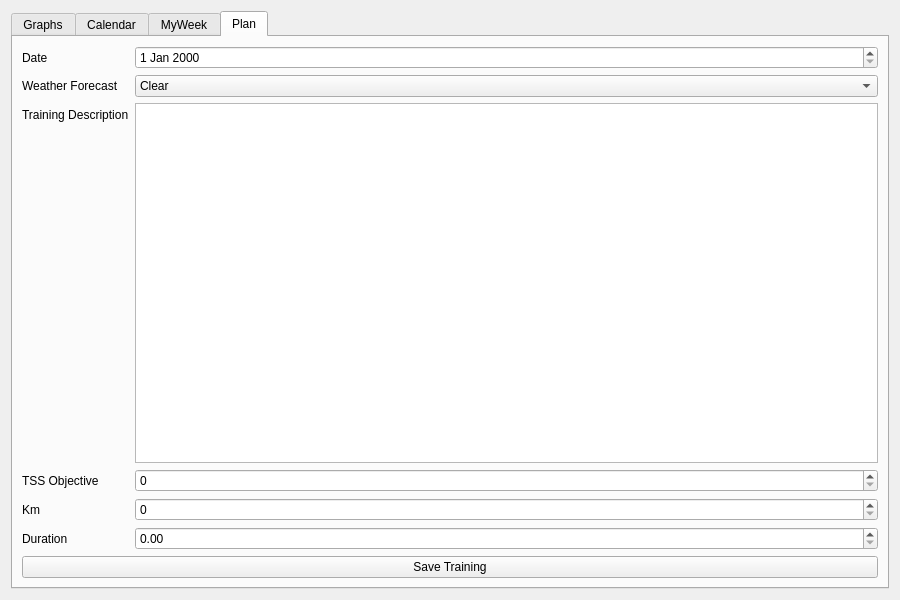
First picture: the form in themewidget.ui, repository pisgah-fogel/OpenCyclingTraining, before the edit.
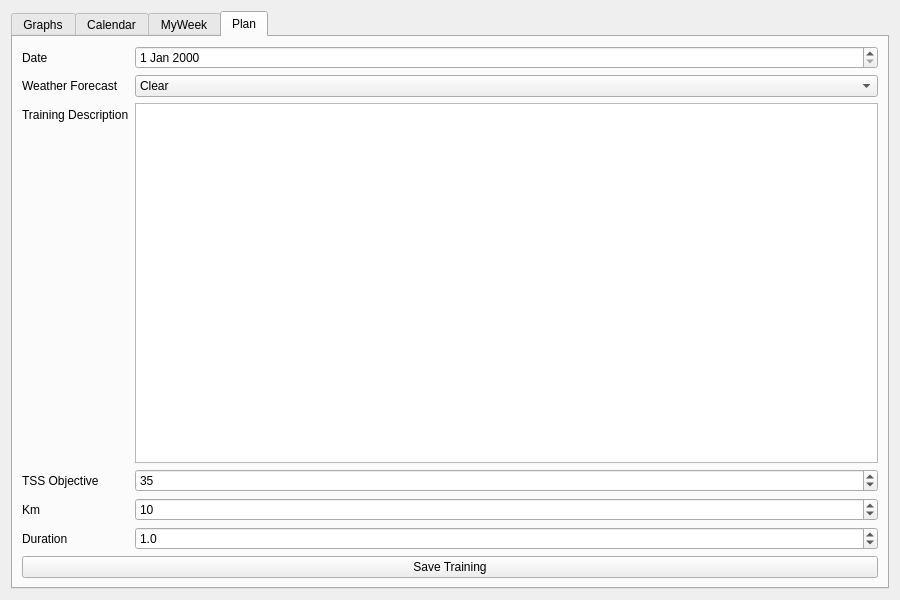
Second picture: the form after the edit. The open tabs and pages were chosen to show the change.

Patch:
```diff
--- a/themewidget.ui
+++ b/themewidget.ui
@@ -556,7 +556,17 @@
           </widget>
          </item>
          <item row="3" column="1">
-          <widget class="QSpinBox" name="spinBox"/>
+          <widget class="QSpinBox" name="spinBox">
+           <property name="maximum">
+            <number>1000</number>
+           </property>
+           <property name="singleStep">
+            <number>10</number>
+           </property>
+           <property name="value">
+            <number>35</number>
+           </property>
+          </widget>
          </item>
          <item row="4" column="0">
           <widget class="QLabel" name="label_27">
@@ -566,7 +576,17 @@
           </widget>
          </item>
          <item row="4" column="1">
-          <widget class="QSpinBox" name="spinBox_2"/>
+          <widget class="QSpinBox" name="spinBox_2">
+           <property name="maximum">
+            <number>1000</number>
+           </property>
+           <property name="singleStep">
+            <number>10</number>
+           </property>
+           <property name="value">
+            <number>10</number>
+           </property>
+          </widget>
          </item>
          <item row="5" column="0">
           <widget class="QLabel" name="label_28">
@@ -576,7 +596,17 @@
           </widget>
          </item>
          <item row="5" column="1">
-          <widget class="QDoubleSpinBox" name="doubleSpinBox"/>
+          <widget class="QDoubleSpinBox" name="doubleSpinBox">
+           <property name="decimals">
+            <number>1</number>
+           </property>
+           <property name="maximum">
+            <double>24.000000000000000</double>
+           </property>
+           <property name="value">
+            <double>1.000000000000000</double>
+           </property>
+          </widget>
          </item>
          <item row="1" column="1">
           <widget class="QComboBox" name="comboBox">
```
Left out of the diff: 69 changed lines with no effect on the pictures.
